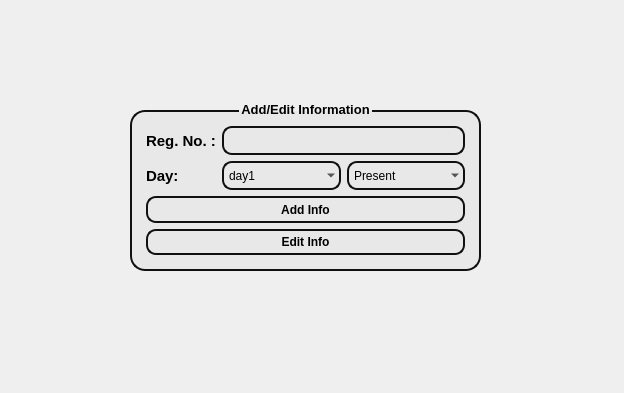
First picture: the form in attendance_add_edit.ui, repository suvam452/Mulyankan, before the edit.
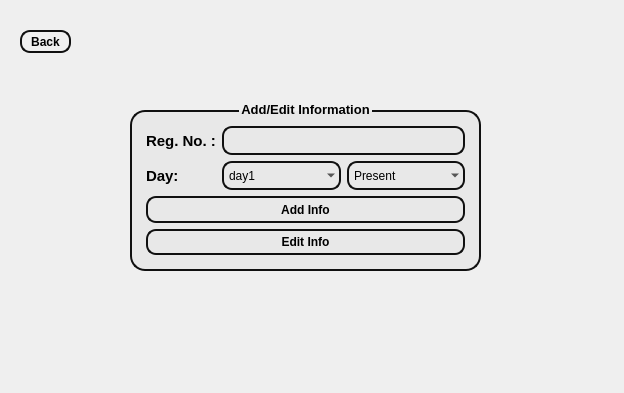
Second picture: the form after the edit.

```diff
--- a/attendance_add_edit.ui
+++ b/attendance_add_edit.ui
@@ -355,6 +355,36 @@
      </item>
     </layout>
    </widget>
+   <widget class="QPushButton" name="pushButton_back_2">
+    <property name="geometry">
+     <rect>
+      <x>20</x>
+      <y>30</y>
+      <width>51</width>
+      <height>23</height>
+     </rect>
+    </property>
+    <property name="font">
+     <font>
+      <bold>true</bold>
+     </font>
+    </property>
+    <property name="styleSheet">
+     <string notr="true">QPushButton {
+    border: 2px solid rgb(16, 16, 16);
+    border-radius: 10px; 
+    background-color:rgb(255, 255, 255,0);
+    min-width: 9px; 
+    min-height: 9px; 
+    padding: 5px; 
+    margin: 0px; 
+}
+</string>
+    </property>
+    <property name="text">
+     <string>Back</string>
+    </property>
+   </widget>
   </widget>
  </widget>
  <resources/>
```
